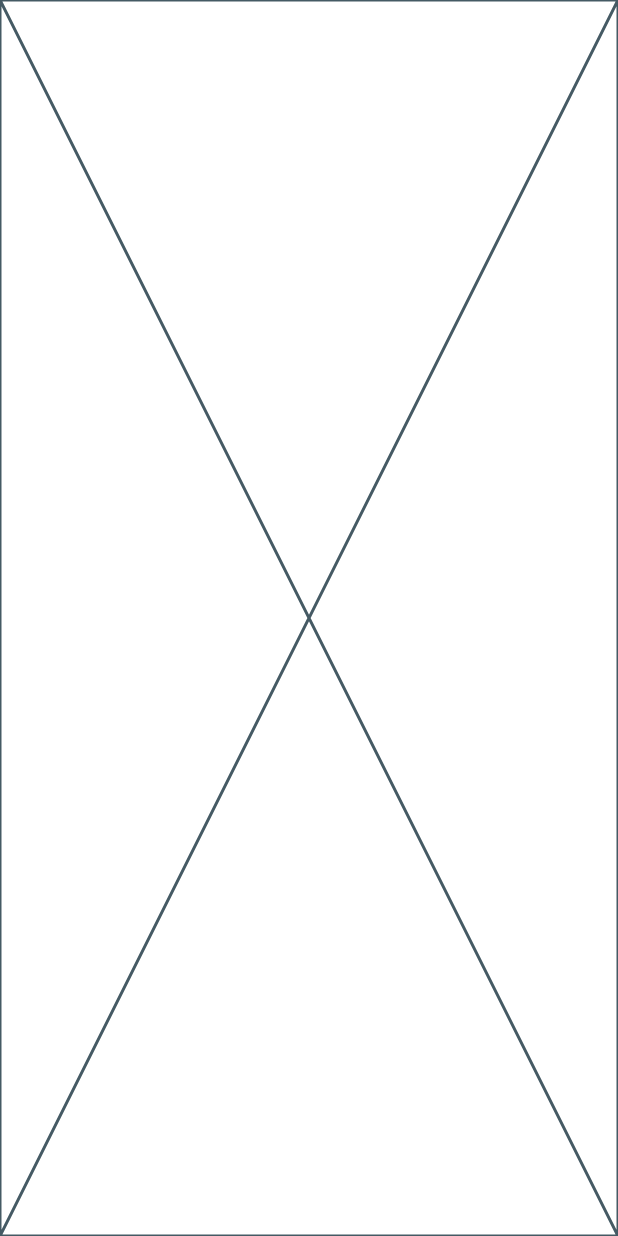
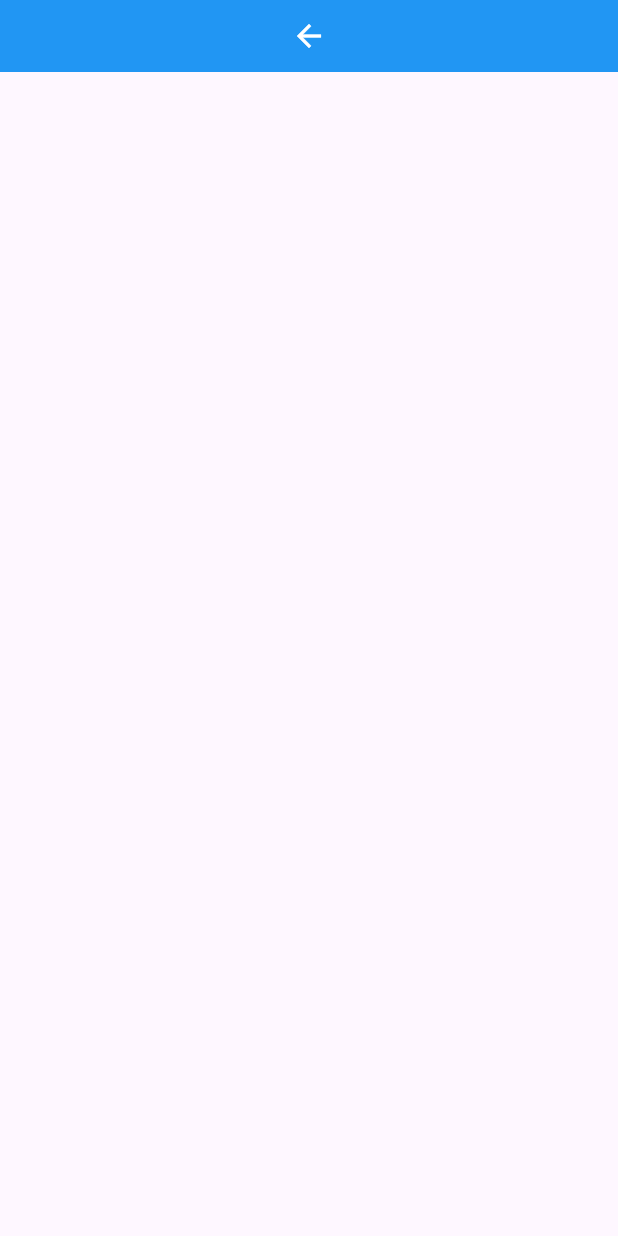
Before and after one commit to mussa010/ProvaParcial, a Flutter app: the screen it shows after launch, after a tap on "Login", after a tap on the "account circle" icon, on a phone screen of 412 x 824 dp. Run offline on Flutter 3.47's test engine with Material 3 defaults, Android fonts, the phone set to English and light mode, and no system bars; our stand-ins replace device_preview, mask_text_input_formatter.

Commit message:
prova parcial

```diff
--- a/lib/view/aboutApp.dart
+++ b/lib/view/aboutApp.dart
@@ -1,10 +1,28 @@
 import 'package:flutter/material.dart';
+import 'package:flutter/widgets.dart';
 
 class AboutApp extends StatelessWidget {
   const AboutApp({super.key});
 
   @override
   Widget build(BuildContext context) {
-    return const Placeholder();
+    return Scaffold(
+      body: Column(
+        children: [
+          Container(
+            alignment:Alignment.center,
+            color: Colors.blue,
+            child: IconButton(
+              onPressed: () => Navigator.pop(context),
+              icon: const Icon(
+                Icons.arrow_back,
+                color: Colors.white
+              )
+            )
+          ),
+        ],
+
+      ),
+    );
   }
 }
```
